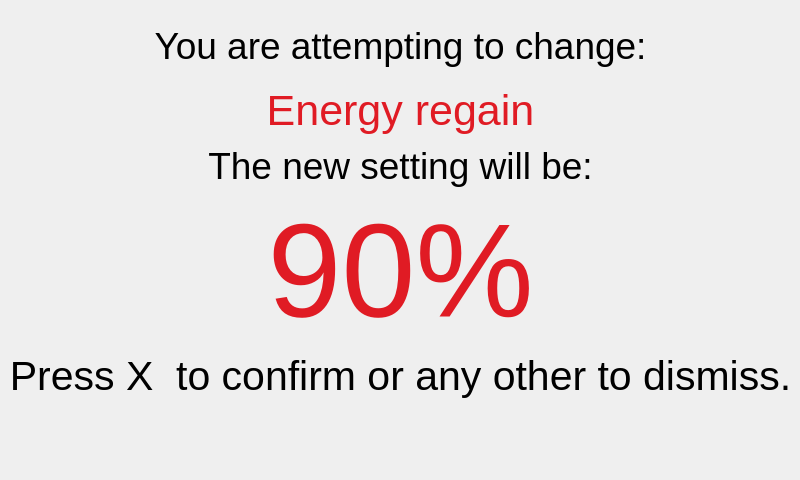
Above: Dash/changeconfirm.ui from PUT-Motorsport/PUTM_EV_DASH_SOFTWARE_2022 before the change. Below: the same form after it.
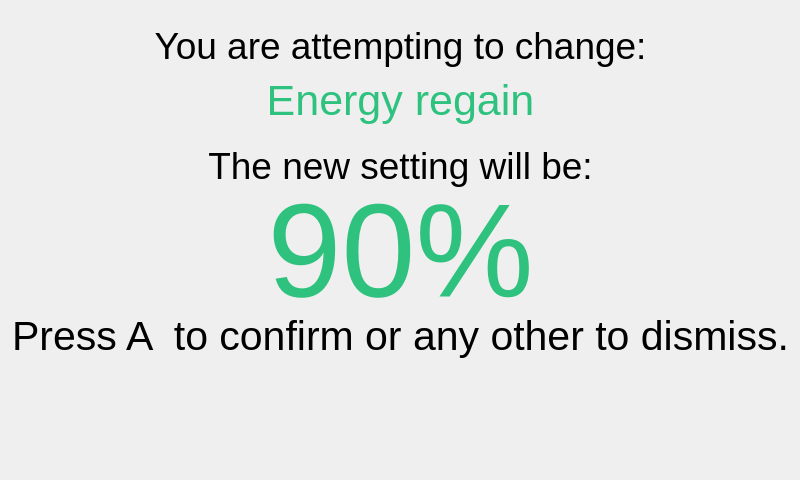
That is the form after the change.

Commit message: Added change confirmation. Errors now don't need codes.

```diff
--- a/Dash/changeconfirm.ui
+++ b/Dash/changeconfirm.ui
@@ -38,7 +38,7 @@
    <property name="geometry">
     <rect>
      <x>10</x>
-     <y>80</y>
+     <y>70</y>
      <width>781</width>
      <height>61</height>
     </rect>
@@ -49,7 +49,7 @@
     </font>
    </property>
    <property name="styleSheet">
-    <string notr="true">color: rgb(224, 27, 36)</string>
+    <string notr="true">color: rgb(46, 194, 126)</string>
    </property>
    <property name="text">
     <string>Energy regain</string>
@@ -85,7 +85,7 @@
      <x>10</x>
      <y>180</y>
      <width>781</width>
-     <height>181</height>
+     <height>141</height>
     </rect>
    </property>
    <property name="font">
@@ -94,7 +94,7 @@
     </font>
    </property>
    <property name="styleSheet">
-    <string notr="true">color: rgb(224, 27, 36)</string>
+    <string notr="true">color: rgb(46, 194, 126)</string>
    </property>
    <property name="text">
     <string>90%</string>
@@ -109,7 +109,7 @@
      <x>0</x>
      <y>300</y>
      <width>801</width>
-     <height>151</height>
+     <height>71</height>
     </rect>
    </property>
    <property name="font">
@@ -118,7 +118,31 @@
     </font>
    </property>
    <property name="text">
-    <string>Press X  to confirm or any other to dismiss.</string>
+    <string>Press A  to confirm or any other to dismiss.</string>
+   </property>
+   <property name="alignment">
+    <set>Qt::AlignCenter</set>
+   </property>
+  </widget>
+  <widget class="QLabel" name="error">
+   <property name="geometry">
+    <rect>
+     <x>10</x>
+     <y>360</y>
+     <width>781</width>
+     <height>111</height>
+    </rect>
+   </property>
+   <property name="font">
+    <font>
+     <pointsize>68</pointsize>
+    </font>
+   </property>
+   <property name="styleSheet">
+    <string notr="true">color: red;</string>
+   </property>
+   <property name="text">
+    <string/>
    </property>
    <property name="alignment">
     <set>Qt::AlignCenter</set>
```
The commit also changes 19 other files.
